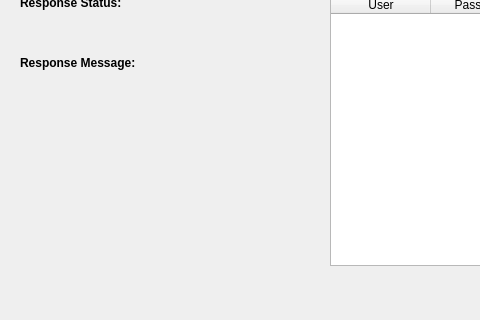
Before: the Qt Designer form updated_code_2/PPWProj/dbwindow.ui in atdh/individual_project_db_3010, drawn with Qt 5; both pictures show x 0 to 480 and y 185 to 505 of the 810 by 505 pixel window.
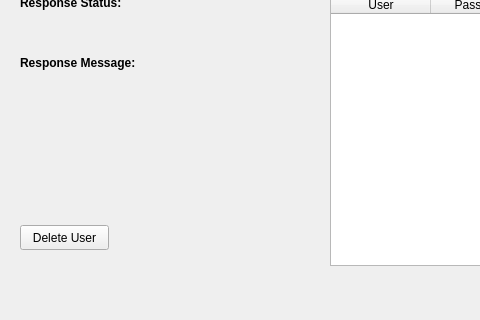
After: the same form once the commit is applied. Icons and pictures are not drawn. Custom widgets are drawn as their Qt base class.

Commit message: delete user functionality included

The edit to the form file:
```diff
--- a/updated_code_2/PPWProj/dbwindow.ui
+++ b/updated_code_2/PPWProj/dbwindow.ui
@@ -196,6 +196,19 @@
      <string>&lt;html&gt;&lt;head/&gt;&lt;body&gt;&lt;p&gt;&lt;img src=&quot;:/home.png&quot;/&gt;&lt;/p&gt;&lt;/body&gt;&lt;/html&gt;</string>
     </property>
    </widget>
+   <widget class="QPushButton" name="pushButton_5">
+    <property name="geometry">
+     <rect>
+      <x>20</x>
+      <y>410</y>
+      <width>89</width>
+      <height>25</height>
+     </rect>
+    </property>
+    <property name="text">
+     <string>Delete User</string>
+    </property>
+   </widget>
   </widget>
   <widget class="QMenuBar" name="menubar">
    <property name="geometry">
```
The commit also changes 23 other files.
